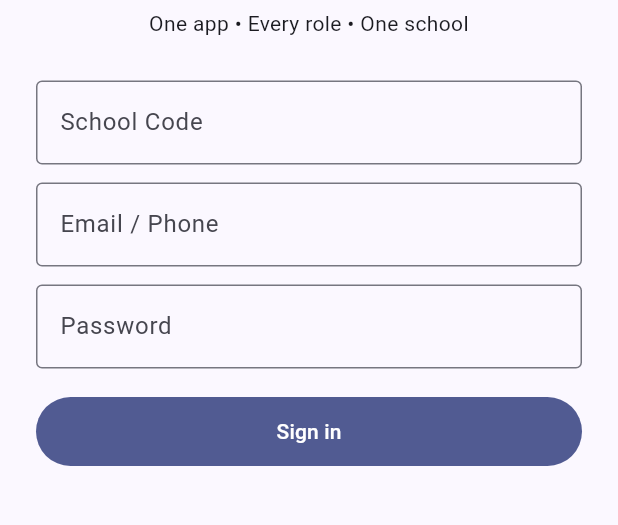
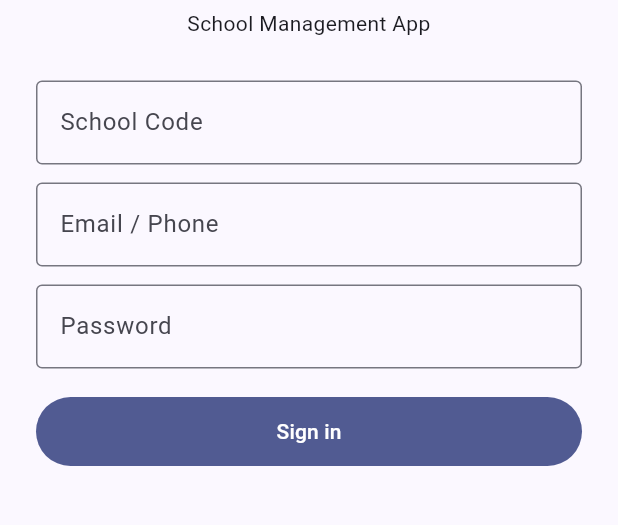
Before and after one commit to anvimitra/Anvi-Mitra-ERP, a Flutter app: the screen it shows after launch, on a phone screen of 412 x 824 dp, the part 473-998 px from its top. Run offline on Flutter 3.47's test engine with Material 3 defaults, Android fonts, the phone set to English and light mode, and no system bars; our stand-ins replace firebase_core, firebase_messaging, shared_preferences; accounts and stored records are empty.

Commit message:
feat: use school branding throughout mobile app

```diff
--- a/erp/mobile_app/lib/main.dart
+++ b/erp/mobile_app/lib/main.dart
@@ -101,14 +101,17 @@ class _LoginPageState extends State<LoginPage> {
                 children: [
                   const Icon(Icons.school, size: 70),
                   const SizedBox(height: 12),
-                  const Text(
-                    'Anvi Mitra School App',
+                  Text(
+                    AppConfig.appName,
                     textAlign: TextAlign.center,
-                    style: TextStyle(fontSize: 25, fontWeight: FontWeight.w800),
+                    style: const TextStyle(
+                      fontSize: 25,
+                      fontWeight: FontWeight.w800,
+                    ),
                   ),
                   const SizedBox(height: 6),
                   const Text(
-                    'One app • Every role • One school',
+                    'School Management App',
                     textAlign: TextAlign.center,
                   ),
                   const SizedBox(height: 28),
@@ -242,7 +245,7 @@ class _HomePageState extends State<HomePage> {
         const SizedBox(height: 4),
         Center(
           child: Text(
-            '${widget.user['role'] ?? ''} • ${widget.user['schoolName'] ?? ''}',
+            '${widget.user['role'] ?? ''} • ${widget.user['schoolName'] ?? AppConfig.appName}',
           ),
         ),
         const SizedBox(height: 20),
@@ -250,7 +253,7 @@ class _HomePageState extends State<HomePage> {
           child: ListTile(
             leading: const Icon(Icons.school),
             title: const Text('School'),
-            subtitle: Text('${widget.user['schoolName'] ?? '—'}'),
+            subtitle: Text('${widget.user['schoolName'] ?? AppConfig.appName}'),
           ),
         ),
         Card(
@@ -269,9 +272,10 @@ class _HomePageState extends State<HomePage> {
   @override
   Widget build(BuildContext context) {
     final role = (widget.user['role'] ?? '').toString().toLowerCase();
+    final schoolName = (widget.user['schoolName'] ?? AppConfig.appName).toString();
     return Scaffold(
       appBar: AppBar(
-        title: Text(widget.user['schoolName'] ?? AppConfig.appName),
+        title: Text(schoolName),
         actions: [
           IconButton(onPressed: _logout, icon: const Icon(Icons.logout)),
         ],
```
